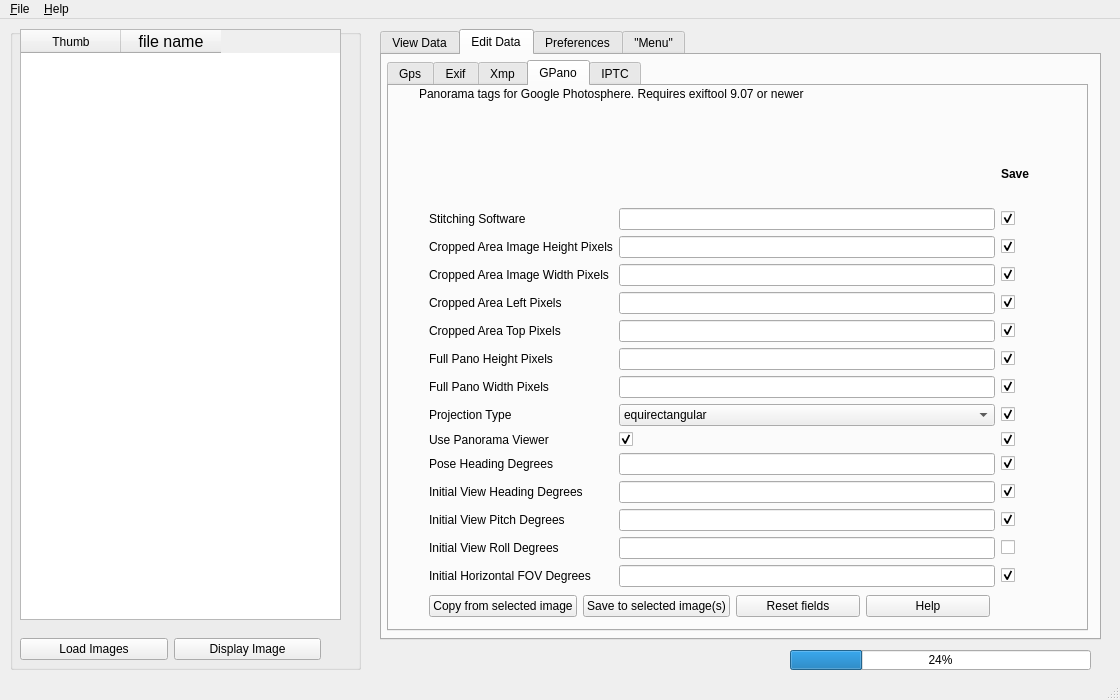
Before: the Qt Designer form scripts/ui/MainWindow.ui in hvdwolf/pyExifToolGUI, drawn with Qt 5.
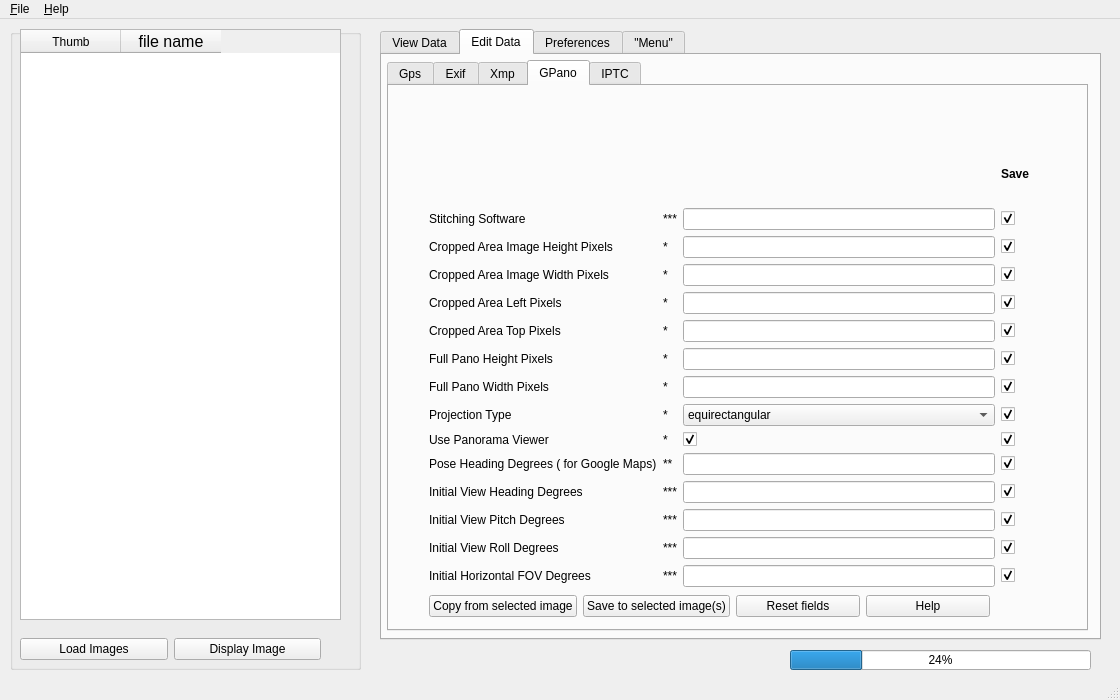
After: the same form once the commit is applied. The open tabs and pages were chosen to show the change.

Patch:
```diff
--- a/scripts/ui/MainWindow.ui
+++ b/scripts/ui/MainWindow.ui
@@ -2424,7 +2424,7 @@
          <item row="10" column="0">
           <widget class="QLabel" name="label_48">
            <property name="text">
-            <string>Pose Heading Degrees</string>
+            <string>Pose Heading Degrees ( for Google Maps)</string>
            </property>
           </widget>
          </item>
@@ -2531,6 +2531,107 @@
            <property name="text">
             <string/>
            </property>
+           <property name="checked">
+            <bool>true</bool>
+           </property>
+          </widget>
+         </item>
+         <item row="3" column="1">
+          <widget class="QLabel" name="label_71">
+           <property name="text">
+            <string>*</string>
+           </property>
+          </widget>
+         </item>
+         <item row="4" column="1">
+          <widget class="QLabel" name="label_72">
+           <property name="text">
+            <string>*</string>
+           </property>
+          </widget>
+         </item>
+         <item row="5" column="1">
+          <widget class="QLabel" name="label_73">
+           <property name="text">
+            <string>*</string>
+           </property>
+          </widget>
+         </item>
+         <item row="6" column="1">
+          <widget class="QLabel" name="label_74">
+           <property name="text">
+            <string>*</string>
+           </property>
+          </widget>
+         </item>
+         <item row="7" column="1">
+          <widget class="QLabel" name="label_75">
+           <property name="text">
+            <string>*</string>
+           </property>
+          </widget>
+         </item>
+         <item row="8" column="1">
+          <widget class="QLabel" name="label_76">
+           <property name="text">
+            <string>*</string>
+           </property>
+          </widget>
+         </item>
+         <item row="9" column="1">
+          <widget class="QLabel" name="label_82">
+           <property name="text">
+            <string>*</string>
+           </property>
+          </widget>
+         </item>
+         <item row="2" column="1">
+          <widget class="QLabel" name="label_10">
+           <property name="text">
+            <string>*</string>
+           </property>
+          </widget>
+         </item>
+         <item row="10" column="1">
+          <widget class="QLabel" name="label_70">
+           <property name="text">
+            <string>**</string>
+           </property>
+          </widget>
+         </item>
+         <item row="11" column="1">
+          <widget class="QLabel" name="label_83">
+           <property name="text">
+            <string>***</string>
+           </property>
+          </widget>
+         </item>
+         <item row="12" column="1">
+          <widget class="QLabel" name="label_84">
+           <property name="text">
+            <string>***</string>
+           </property>
+          </widget>
+         </item>
+         <item row="13" column="1">
+          <widget class="QLabel" name="label_85">
+           <property name="text">
+            <string>***</string>
+           </property>
+          </widget>
+         </item>
+         <item row="14" column="1">
+          <widget class="QLabel" name="label_86">
+           <property name="text">
+            <string>***</string>
+           </property>
+          </widget>
+         </item>
+         <item row="1" column="1">
+          <widget class="QLabel" name="label_87">
+           <property name="text">
+            <string>***</string>
+           </property>
           </widget>
          </item>
         </layout>
@@ -2546,23 +2647,12 @@
         </property>
         <layout class="QVBoxLayout" name="verticalLayout_2">
          <item>
-          <widget class="QLabel" name="label_10">
+          <widget class="QLabel" name="lbl_exiftool_leveltext">
            <property name="text">
-            <string>Panorama tags for Google Photosphere. Requires exiftool 9.07 or newer</string>
-           </property>
-          </widget>
-         </item>
-         <item>
-          <widget class="QLabel" name="lbl_exiftool_to_low">
-           <property name="text">
             <string/>
            </property>
-          </widget>
-         </item>
-         <item>
-          <widget class="QLabel" name="lbl_exiftool_to_low_2">
-           <property name="text">
-            <string/>
+           <property name="wordWrap">
+            <bool>true</bool>
            </property>
           </widget>
          </item>
```
Left out of the diff: 160 changed lines with no effect on the pictures.
